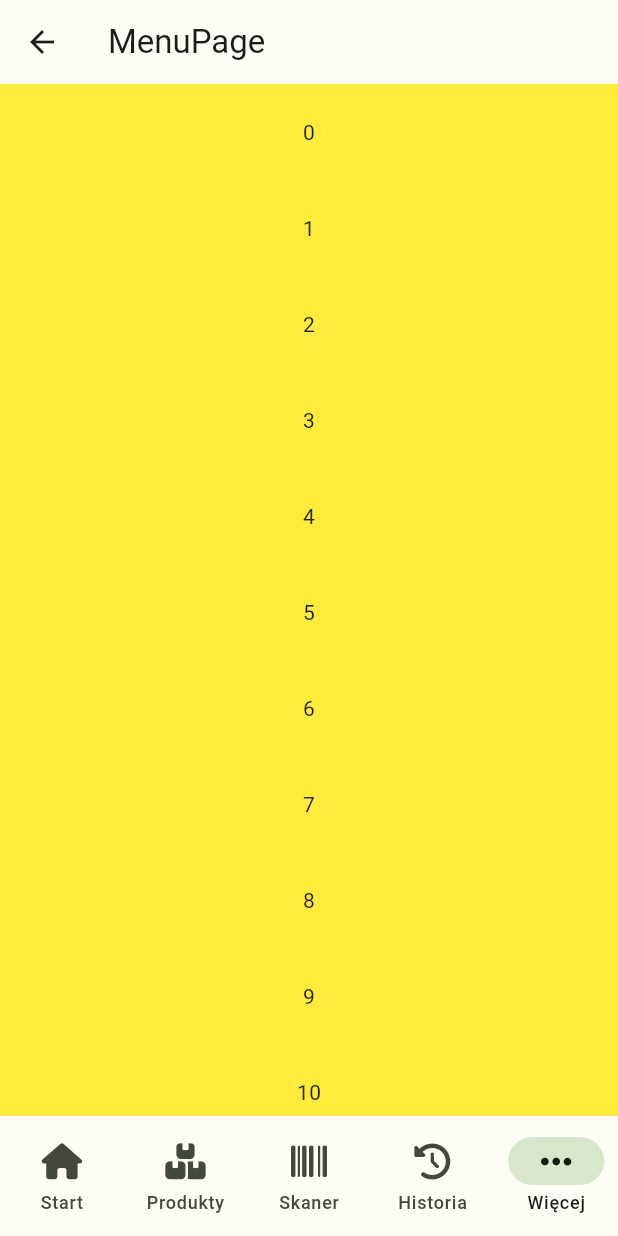
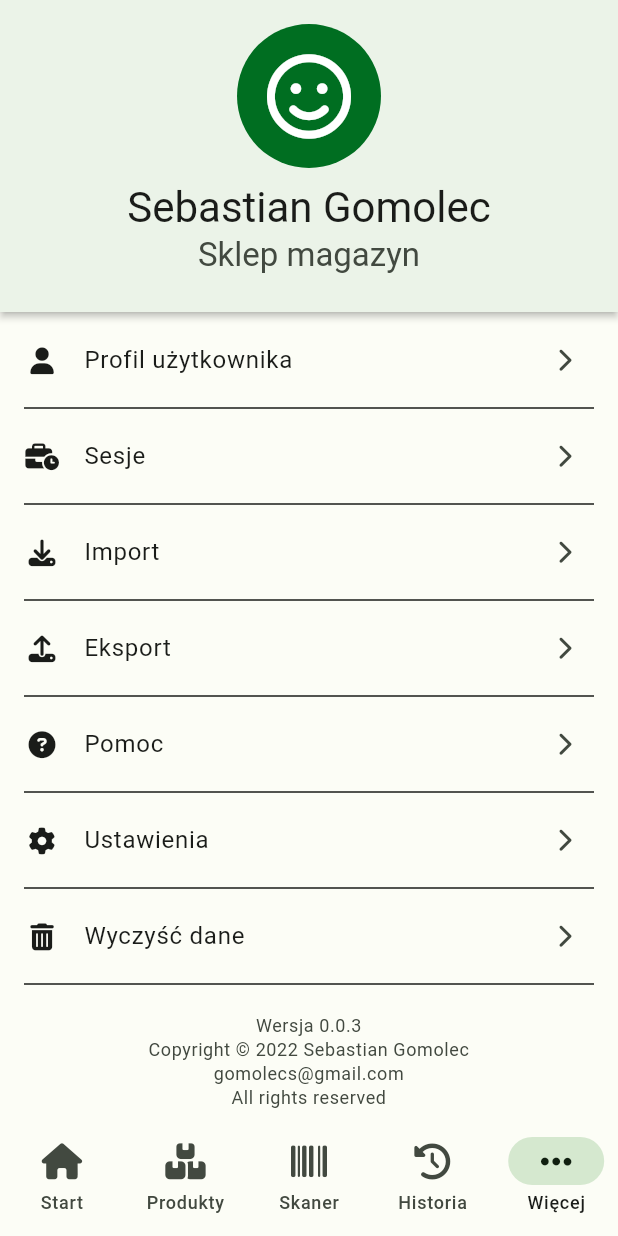
Before and after one commit to gomolec/scanner_app, a Flutter app: the MenuPage screen opened by its route, on a phone screen of 412 x 824 dp. Run offline on Flutter 3.47's test engine with Material 2 defaults, Android fonts, the phone set to English and light mode, and no system bars; drawn by our look-alikes of dynamic_color; our stand-ins replace auto_route, equatable, font_awesome_flutter, hive_flutter; missing offline and left inert: mobile_scanner; accounts and stored records are empty.

Commit message:
Updated theme data and created menu page

```diff
--- a/lib/main.dart
+++ b/lib/main.dart
@@ -24,6 +24,7 @@ class MyApp extends StatelessWidget {
         if (lightDynamic != null && darkDynamic != null) {
           lightScheme = lightDynamic.harmonized();
           lightCustomColors = lightCustomColors.harmonized(lightScheme);
+
           darkScheme = darkDynamic.harmonized();
           darkCustomColors = darkCustomColors.harmonized(darkScheme);
         } else {
--- a/lib/pages/menu_page/menu_page.dart
+++ b/lib/pages/menu_page/menu_page.dart
@@ -1,4 +1,5 @@
 import 'package:flutter/material.dart';
+import 'package:font_awesome_flutter/font_awesome_flutter.dart';
 
 class MenuPage extends StatelessWidget {
   const MenuPage({Key? key}) : super(key: key);
@@ -6,19 +7,180 @@ class MenuPage extends StatelessWidget {
   @override
   Widget build(BuildContext context) {
     return Scaffold(
-      appBar: AppBar(
-        title: const Text("MenuPage"),
-      ),
-      body: ListView.builder(
-        itemCount: 20,
-        itemBuilder: (context, index) => Container(
-          height: 64.0,
-          width: double.infinity,
-          color: Colors.yellow,
-          alignment: Alignment.center,
-          child: Text("$index"),
+      body: SingleChildScrollView(
+        child: Column(
+          mainAxisSize: MainAxisSize.min,
+          children: [
+            Material(
+              color: Theme.of(context).colorScheme.surface,
+              surfaceTintColor: Theme.of(context).colorScheme.surfaceTint,
+              elevation: 2.0,
+              child: Container(
+                width: double.infinity,
+                padding: EdgeInsets.only(
+                  top: 16.0 + MediaQuery.of(context).viewPadding.top,
+                  bottom: 24.0,
+                ),
+                child: Column(
+                  children: [
+                    Container(
+                      height: 96.0,
+                      width: 96.0,
+                      alignment: Alignment.center,
+                      decoration: BoxDecoration(
+                        color: Theme.of(context).colorScheme.primary,
+                        shape: BoxShape.circle,
+                      ),
+                      child: FaIcon(
+                        FontAwesomeIcons.faceSmile,
+                        size: 56.0,
+                        color: Theme.of(context).colorScheme.onPrimary,
+                      ),
+                    ),
+                    const SizedBox(
+                      height: 8.0,
+                    ),
+                    Text(
+                      "Sebastian Gomolec",
+                      style: Theme.of(context)
+                          .textTheme
+                          .headlineMedium
+                          ?.copyWith(
+                            color: Theme.of(context).colorScheme.onBackground,
+                          ),
+                    ),
+                    Text(
+                      "Sklep magazyn",
+                      style: Theme.of(context).textTheme.titleLarge?.copyWith(
+                            color:
+                                Theme.of(context).colorScheme.onSurfaceVariant,
+                          ),
+                    ),
+                  ],
+                ),
+              ),
+            ),
+            const SizedBox(height: 4.0),
+            MenuListTile(
+              leadingIcon: FontAwesomeIcons.solidUser,
+              title: "Profil użytkownika",
+              onTap: () {},
+            ),
+            MenuListTile(
+              leadingIcon: FontAwesomeIcons.businessTime,
+              title: "Sesje",
+              onTap: () {},
+            ),
+            MenuListTile(
+              leadingIcon: FontAwesomeIcons.download,
+              title: "Import",
+              onTap: () {},
+            ),
+            MenuListTile(
+              leadingIcon: FontAwesomeIcons.upload,
+              title: "Eksport",
+              onTap: () {},
+            ),
+            MenuListTile(
+              leadingIcon: FontAwesomeIcons.solidCircleQuestion,
+              title: "Pomoc",
+              onTap: () {},
+            ),
+            MenuListTile(
+              leadingIcon: FontAwesomeIcons.gear,
+              title: "Ustawienia",
+              onTap: () {},
+            ),
+            MenuListTile(
+              leadingIcon: FontAwesomeIcons.solidTrashCan,
+              title: "Wyczyść dane",
+              onTap: () {},
+            ),
+            const SizedBox(height: 16.0),
+            Text(
+              "Wersja 0.0.3\nCopyright © 2022 Sebastian Gomolec\ngomolecs@gmail.com\nAll rights reserved",
+              textAlign: TextAlign.center,
+              style: Theme.of(context).textTheme.bodySmall?.copyWith(
+                    color: Theme.of(context).colorScheme.onSurfaceVariant,
+                  ),
+            ),
+            const SizedBox(height: 8.0),
+          ],
         ),
       ),
     );
   }
 }
+
+class MenuListTile extends StatelessWidget {
+  final IconData leadingIcon;
+  final String title;
+  final IconData trailingIcon;
+  final void Function()? onTap;
+
+  const MenuListTile({
+    Key? key,
+    required this.leadingIcon,
+    required this.title,
+    this.trailingIcon = FontAwesomeIcons.chevronRight,
+    this.onTap,
+  }) : super(key: key);
+
+  @override
+  Widget build(BuildContext context) {
+    return Column(
+      children: [
+        InkWell(
+          onTap: onTap,
+          child: SizedBox(
+            height: 56.0,
+            child: Padding(
+              padding: const EdgeInsets.symmetric(horizontal: 16.0),
+              child: Row(
+                children: [
+                  Container(
+                    height: 24.0,
+                    width: 24.0,
+                    alignment: Alignment.center,
+                    child: FaIcon(
+                      leadingIcon,
+                      size: 18.0,
+                      color: Theme.of(context).colorScheme.onBackground,
+                    ),
+                  ),
+                  const SizedBox(width: 16.0),
+                  Expanded(
+                    child: Text(
+                      title,
+                      style: Theme.of(context).textTheme.bodyLarge?.copyWith(
+                            color: Theme.of(context).colorScheme.onBackground,
+                          ),
+                    ),
+                  ),
+                  const SizedBox(width: 16.0),
+                  Container(
+                    height: 24.0,
+                    width: 24.0,
+                    alignment: Alignment.center,
+                    child: FaIcon(
+                      trailingIcon,
+                      size: 16.0,
+                      color: Theme.of(context).colorScheme.onSurfaceVariant,
+                    ),
+                  ),
+                  const SizedBox(width: 8.0),
+                ],
+              ),
+            ),
+          ),
+        ),
+        const Divider(
+          thickness: 1.0,
+          height: 8.0,
+          indent: 16.0,
+          endIndent: 16.0,
+        ),
+      ],
+    );
+  }
+}
```
Also changed, not shown: lib/theme/color_schemes.g.dart, lib/theme/custom_color.g.dart.
